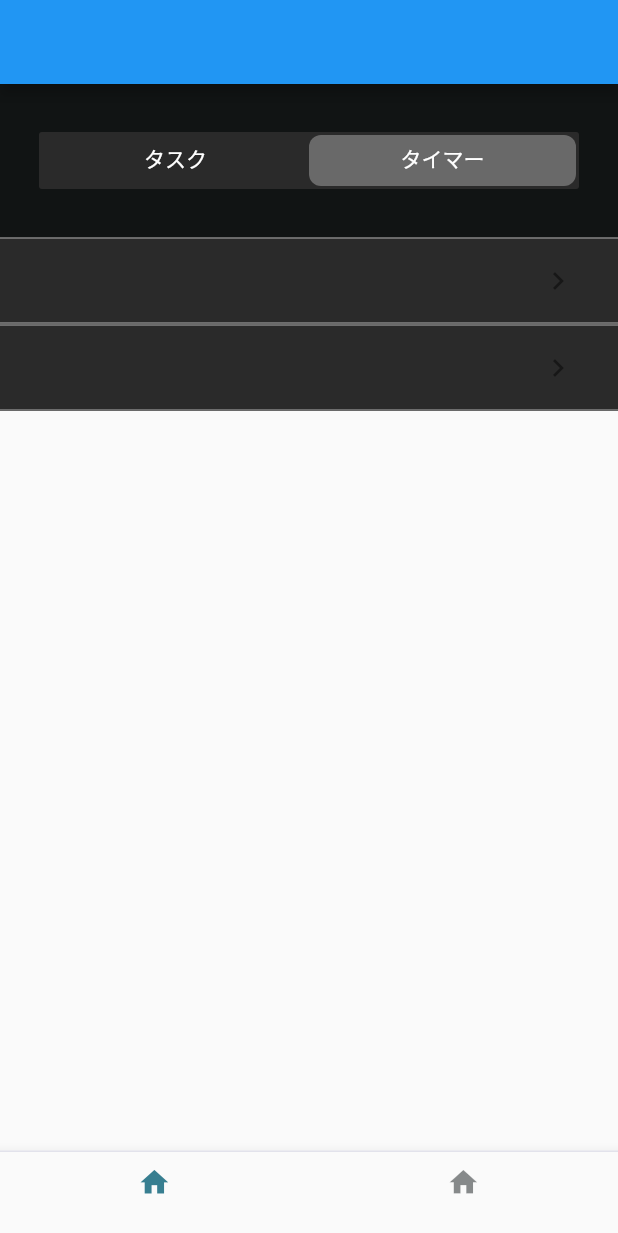
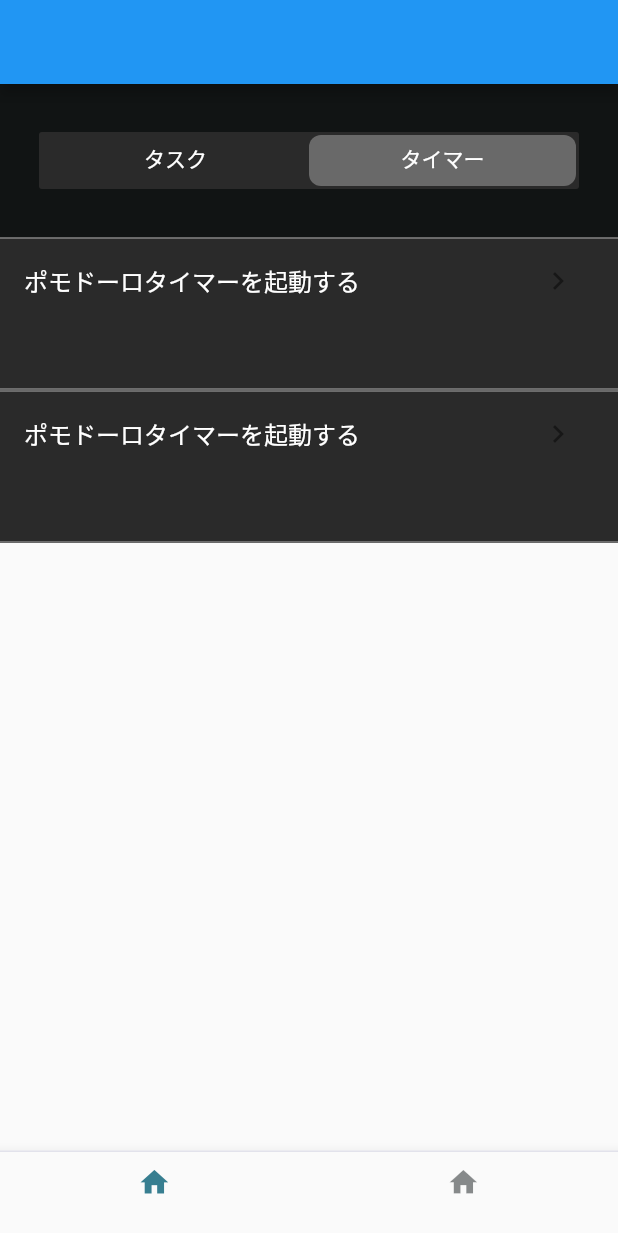
Before and after one commit to Issei-Hiramatsu/sakura-simulation, a Flutter app: the screen it shows after launch, tab 2 chosen, on a phone screen of 412 x 824 dp. Shown: the top 1233 px of the screen. Run offline on Flutter 3.47's test engine with Material 2 defaults, Android fonts, the phone set to English and light mode, and no system bars; our stand-ins replace flutter_hooks, flutter_screenutil, hooks_riverpod.

Commit message:
update: timer_card

```diff
--- a/mobile/lib/component/local/todo_and_timer_app/timer/timer_card/timer_card.dart
+++ b/mobile/lib/component/local/todo_and_timer_app/timer/timer_card/timer_card.dart
@@ -1,4 +1,5 @@
 import 'package:flutter/material.dart';
+import 'package:sakura_simulation/component/shared/token/text_style/text_style.dart';
 
 import '../../../../shared/token/color/color.dart';
 
@@ -10,11 +11,15 @@ class TimerCard extends StatelessWidget {
   @override
   Widget build(BuildContext context) {
     return Container(
+      height: 100,
       color: backgroundLightBlack,
       child: ListTile(
         trailing:
             IconButton(onPressed: () {}, icon: const Icon(Icons.chevron_right)),
-        title: Text(text),
+        title: Text(
+          text,
+          style: bodyRegular(white),
+        ),
       ),
     );
   }
--- a/mobile/lib/page/todo_and_timer_page/elements/timer_app/timer_app_page.dart
+++ b/mobile/lib/page/todo_and_timer_page/elements/timer_app/timer_app_page.dart
@@ -18,7 +18,7 @@ class TimerAppPage extends StatelessWidget {
               return HorizontalBorderBox(
                 borderColor: backgroundGray,
                 borderWidth: 1,
-                child: const TimerCard(text: ''),
+                child: const TimerCard(text: 'ポモドーロタイマーを起動する'),
               );
             },
           ),
```
